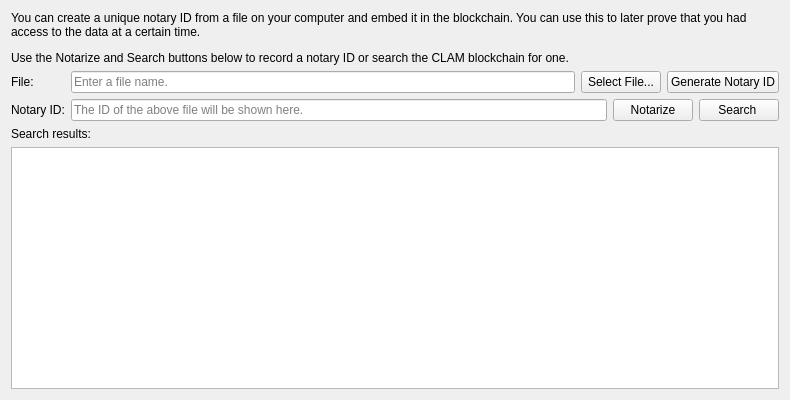
This is src/qt/forms/notarypage.ui in ebounds/bricoleurbucks as Qt 5 draws it before an edit. The edited form follows.
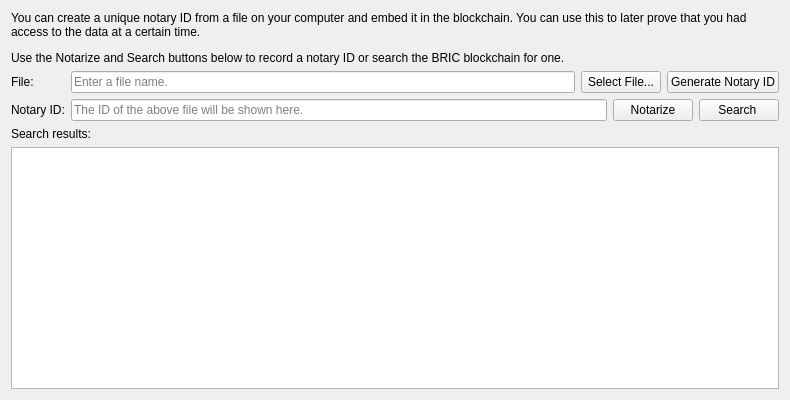
This is the edited form. Custom widgets are drawn as their Qt base class.

The edit to the form file:
```diff
--- a/src/qt/forms/notarypage.ui
+++ b/src/qt/forms/notarypage.ui
@@ -23,7 +23,7 @@
    <item>
     <widget class="QLabel" name="notaryExplanation">
      <property name="text">
-      <string>&lt;html&gt;&lt;head/&gt;&lt;body&gt;&lt;p&gt;You can create a unique notary ID from a file on your computer and embed it in the blockchain. You can use this to later prove that you had access to the data at a certain time.&lt;/p&gt;&lt;p&gt;Use the Notarize and Search buttons below to record a notary ID or search the CLAM blockchain for one.&lt;/p&gt;&lt;/body&gt;&lt;/html&gt;</string>
+      <string>&lt;html&gt;&lt;head/&gt;&lt;body&gt;&lt;p&gt;You can create a unique notary ID from a file on your computer and embed it in the blockchain. You can use this to later prove that you had access to the data at a certain time.&lt;/p&gt;&lt;p&gt;Use the Notarize and Search buttons below to record a notary ID or search the BRIC blockchain for one.&lt;/p&gt;&lt;/body&gt;&lt;/html&gt;</string>
      </property>
      <property name="wordWrap">
       <bool>true</bool>
```
Left out of the diff: 4 changed lines with no effect on the pictures.
